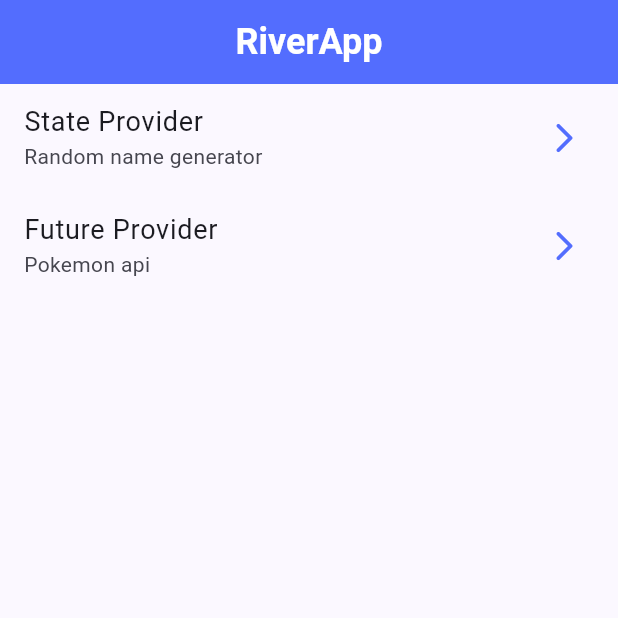
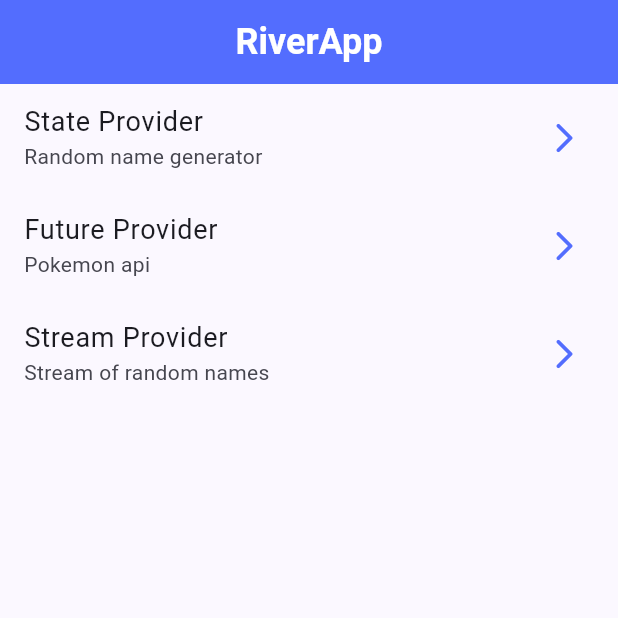
Before and after one commit to franzcmarcelo/flutter_riverpod_app, a Flutter app: the screen it shows after launch, on a phone screen of 412 x 824 dp, the top half of it. Run offline on Flutter 3.47's test engine with Material 3 defaults, Android fonts, the phone set to English and light mode, and no system bars; our stand-ins replace dio, flutter_riverpod, go_router, google_fonts; missing offline and left inert: random_name_generator.

Commit message:
create stream provider screen

```diff
--- a/lib/config/helpers/random_generator.dart
+++ b/lib/config/helpers/random_generator.dart
@@ -7,4 +7,11 @@ class RandomGenerator {
     return randomNames.fullName();
   }
 
+  static Stream<String> randomNamesStream() {
+    return Stream.periodic(
+      const Duration(seconds: 2),
+      (_) => getRandomName(),
+    );
+  }
+
 }
--- a/lib/config/router/app_router.dart
+++ b/lib/config/router/app_router.dart
@@ -19,5 +19,10 @@ final appRouter = GoRouter(
       name: FutureProviderScreen.routeName,
       builder: (context, state) => const FutureProviderScreen(),
     ),
+    GoRoute(
+      path: '/stream-provider',
+      name: StreamProviderScreen.routeName,
+      builder: (context, state) => const StreamProviderScreen(),
+    ),
   ],
 );
--- a/lib/presentations/providers/providers.dart
+++ b/lib/presentations/providers/providers.dart
@@ -1,2 +1,3 @@
 export 'random_name_provider.dart';
 export 'pokemon_provider.dart';
+export 'random_names_provider.dart';
--- a/lib/presentations/screens/home/home_screen.dart
+++ b/lib/presentations/screens/home/home_screen.dart
@@ -40,6 +40,11 @@ class _HomeScreenView extends StatelessWidget {
           subtitle: 'Pokemon api',
           routeName: FutureProviderScreen.routeName,
         ),
+        _CustomListTile(
+          title: 'Stream Provider',
+          subtitle: 'Stream of random names',
+          routeName: StreamProviderScreen.routeName,
+        ),
       ],
     );
   }
--- a/lib/presentations/screens/screens.dart
+++ b/lib/presentations/screens/screens.dart
@@ -1,3 +1,4 @@
 export 'home/home_screen.dart';
 export '01_state_provider/state_provider_screen.dart';
 export '02_future_provider/future_provider_screen.dart';
+export '03_stream_provider/stream_provider_screen.dart';
```
Also changed, not shown: lib/presentations/providers/random_names_provider.dart (added, +23 -0 lines), lib/presentations/screens/03_stream_provider/stream_provider_screen.dart (added, +38 -0 lines).
